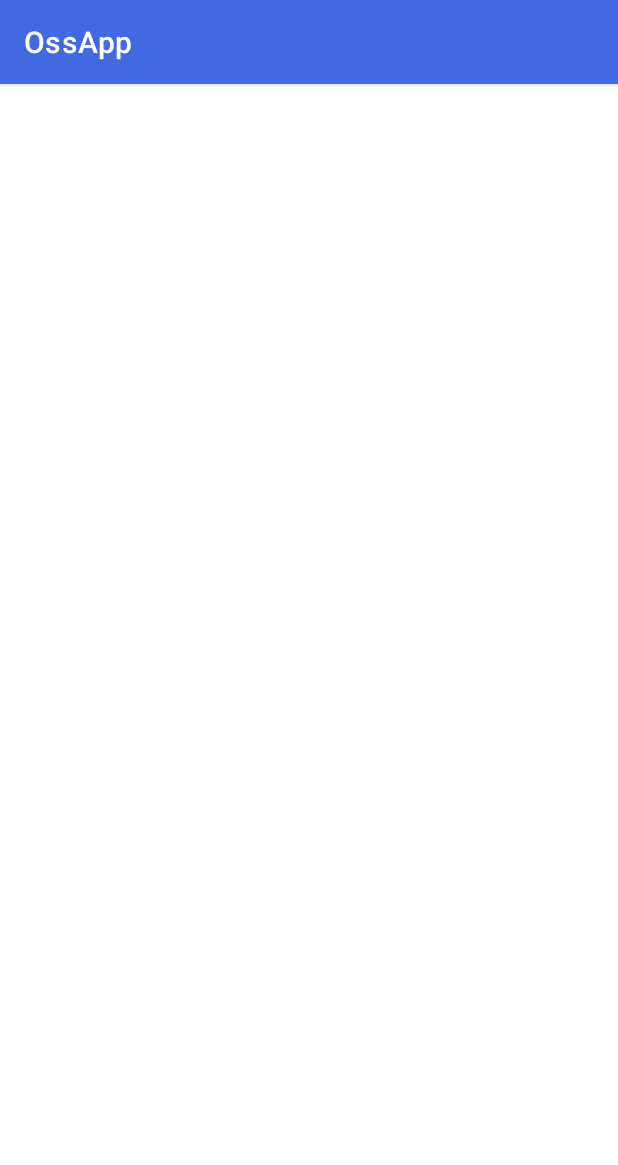
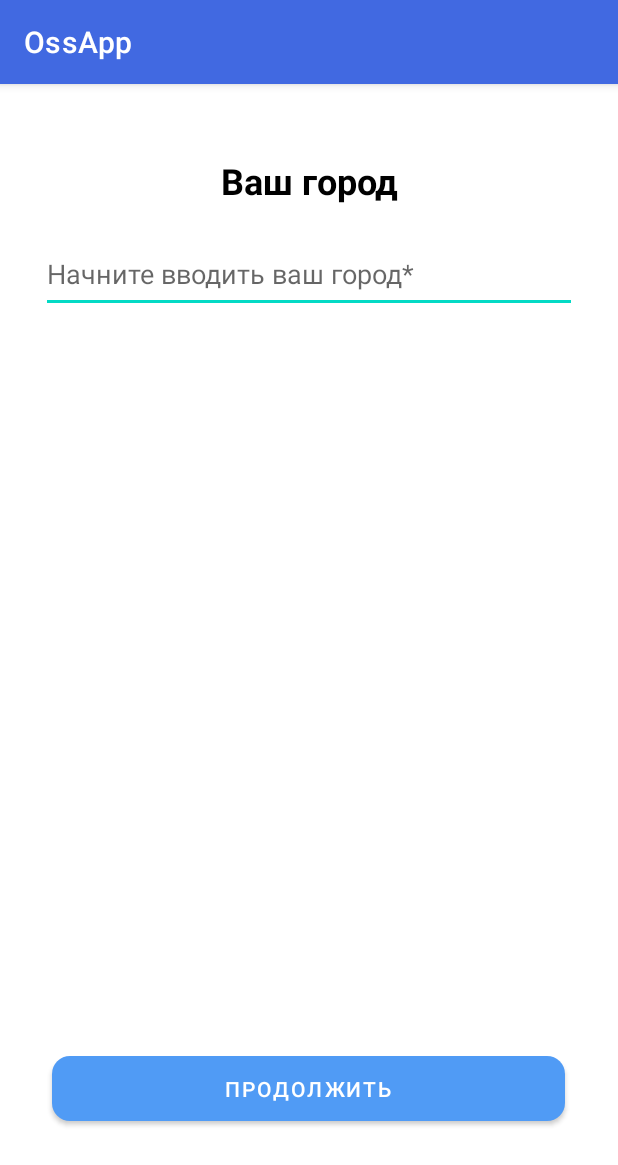
Before and after one commit to vlymar90/OssAppAndroid, an Android app: the CountryActivity screen opened directly, with no data from a screen before it, on a phone screen of 412 x 824 dp. Shown: the top 1165 px of the screen. Run offline under Robolectric (Android 15) with nearby library versions, the light colour scheme and no system bars.

Commit message:
add city_activity

```diff
--- a/app/src/main/java/com/example/ossapp/registration/CountryActivity.java
+++ b/app/src/main/java/com/example/ossapp/registration/CountryActivity.java
@@ -2,15 +2,79 @@ package com.example.ossapp.registration;
 
 import androidx.appcompat.app.AppCompatActivity;
 
+import android.content.Intent;
 import android.os.Bundle;
+import android.text.Editable;
+import android.text.TextWatcher;
+import android.view.View;
+import android.widget.AdapterView;
+import android.widget.ArrayAdapter;
+import android.widget.EditText;
+import android.widget.ListView;
+import android.widget.TextView;
 
 import com.example.ossapp.R;
+import com.example.ossapp.User.User;
+
+import java.util.ArrayList;
 
 public class CountryActivity extends AppCompatActivity {
+     private EditText city;
+     private String[] listCity;
+     private ListView listViewCity;
 
     @Override
     protected void onCreate(Bundle savedInstanceState) {
         super.onCreate(savedInstanceState);
         setContentView(R.layout.activity_country);
+        city = (EditText) findViewById(R.id.cityUser);
+        listCity = getResources().getStringArray(R.array.city);
+        listViewCity = (ListView) findViewById(R.id.listCity);
+
+        city.addTextChangedListener(new TextWatcher(){
+
+            @Override
+            public void onTextChanged(CharSequence s, int start, int before, int count){
+                  String inputText = s.toString();
+                  setListView(inputText);
+            }
+
+            @Override
+            public void afterTextChanged(Editable editable) {
+
+                // действия после того, как что то введено
+                // editable - то, что введено. В строку - editable.toString()
+            }
+
+            @Override
+            public void beforeTextChanged(CharSequence s, int start, int count, int after) {}
+        });
+
+        listViewCity.setOnItemClickListener(new AdapterView.OnItemClickListener() {
+            @Override
+            public void onItemClick(AdapterView<?> parent, View itemClicked, int position,
+                                    long id) {
+                TextView textView = (TextView) itemClicked;
+                String strText = textView.getText().toString(); // получаем текст нажатого элемента
+                city.setText(strText);
+            }
+        });
+    }
+
+    private void setListView(String text) {
+        ArrayList<String> listSelectCity = new ArrayList<>();
+        for(int i = 0; i < listCity.length; i++) {
+            if(listCity[i].startsWith(text)) {
+                listSelectCity.add(listCity[i]);
+            }
+        }
+        ArrayAdapter<String> adapter = new ArrayAdapter<>(this,
+                android.R.layout.simple_list_item_1, listSelectCity);
+        listViewCity.setAdapter(adapter);
+    }
+
+    public void nextActivity(View view) {
+        Intent style = new Intent(this, FightingStylesActivity.class);
+        startActivity(style);
     }
 }
--- a/app/src/main/java/com/example/ossapp/registration/InformationActivity.java
+++ b/app/src/main/java/com/example/ossapp/registration/InformationActivity.java
@@ -44,7 +44,7 @@ public class InformationActivity extends AppCompatActivity {
             User.setNameAgeTelegram(nameUser.getText().toString(), age,
                     loginTelegram.getText().toString());
             if (User.getInstance().fullField()) {
-                Intent nextActivityIntent = new Intent(this, FightingStylesActivity.class);
+                Intent nextActivityIntent = new Intent(this, CountryActivity.class);
                 startActivity(nextActivityIntent);
             }
         } catch (NumberFormatException e) {
--- a/app/src/main/res/layout/activity_country.xml
+++ b/app/src/main/res/layout/activity_country.xml
@@ -6,4 +6,48 @@
     android:layout_height="match_parent"
     tools:context=".registration.CountryActivity">
 
+    <TextView
+        android:id="@+id/textView6"
+        style="@style/header"
+        android:layout_width="wrap_content"
+        android:layout_height="wrap_content"
+        android:layout_marginTop="48dp"
+        android:text="Ваш город"
+        app:layout_constraintEnd_toEndOf="parent"
+        app:layout_constraintStart_toStartOf="parent"
+        app:layout_constraintTop_toTopOf="parent" />
+
+    <EditText
+        style="@style/inputtextProfil"
+        android:id="@+id/cityUser"
+        android:layout_marginTop="20dp"
+        android:inputType="textPersonName"
+        android:hint="Начните вводить ваш город*"
+        app:layout_constraintEnd_toEndOf="parent"
+        app:layout_constraintStart_toStartOf="parent"
+        app:layout_constraintTop_toBottomOf="@+id/textView6" />
+
+    <Button
+        android:id="@+id/button11"
+        style="@style/buttonPrimary"
+        android:onClick="nextActivity"
+        android:layout_marginTop="480dp"
+        android:text="@string/resume"
+        app:layout_constraintBottom_toBottomOf="parent"
+        app:layout_constraintEnd_toEndOf="parent"
+        app:layout_constraintHorizontal_bias="0.498"
+        app:layout_constraintStart_toStartOf="parent"
+        app:layout_constraintTop_toBottomOf="@+id/cityUser"
+        app:layout_constraintVertical_bias="0.12" />
+
+    <ListView
+        android:id="@+id/listCity"
+        android:layout_width="365dp"
+        android:layout_height="431dp"
+        app:layout_constraintBottom_toTopOf="@+id/button11"
+        app:layout_constraintEnd_toEndOf="parent"
+        app:layout_constraintHorizontal_bias="0.47"
+        app:layout_constraintStart_toStartOf="parent"
+        app:layout_constraintTop_toBottomOf="@+id/cityUser"
+        app:layout_constraintVertical_bias="0.666" />
 </androidx.constraintlayout.widget.ConstraintLayout>
--- a/app/src/main/res/values/strings.xml
+++ b/app/src/main/res/values/strings.xml
@@ -57,4 +57,15 @@
     вашего аккаунта и мы отправим вам пароль.</string>
     <string name="recover">Восстановить пароль</string>
     <string name="new_password">Задайте пароль для вашего аккаунта</string>
+    <string-array name="city">
+        <item>Москва</item>
+        <item>Санкт-Петербург</item>
+        <item>Ростов-на-Дону</item>
+        <item>Нижний Новгород</item>
+        <item>Тольятти</item>
+        <item>Владимир</item>
+        <item>Екатеринбург</item>
+        <item>Калининград</item>
+        <item>Воронеж</item>
+    </string-array>
 </resources>
```
